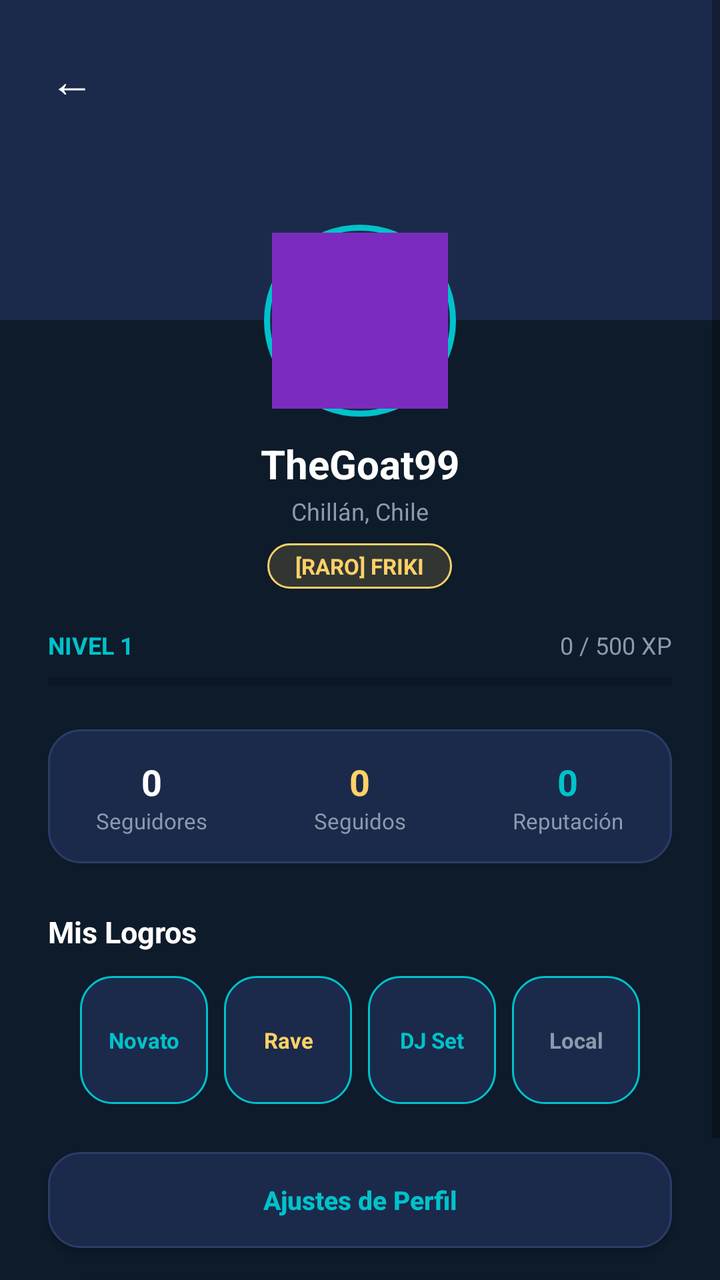
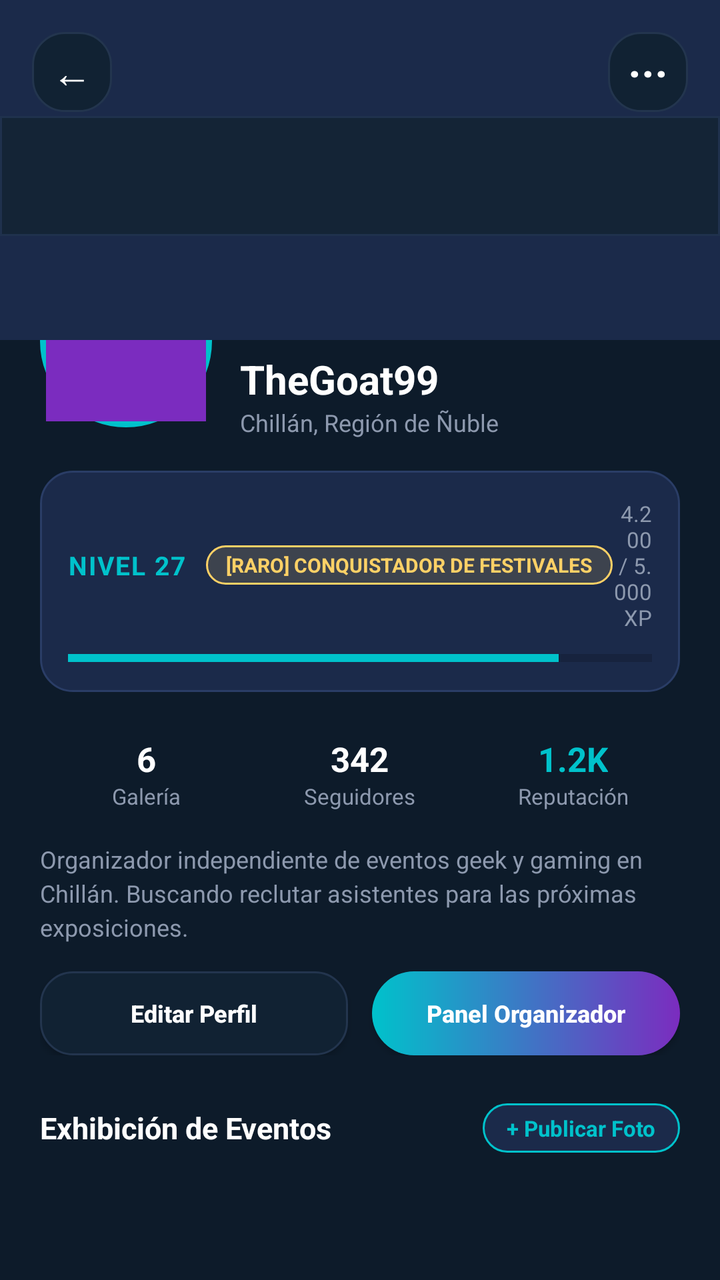

Two renders of the same Android screen: before a commit and after it. Below are the layout's source before the change and the commit's diff.
<!-- AndroidManifest.xml: application theme Theme.Nexura -->
<!-- res/layout/activity_perfil.xml -->
<?xml version="1.0" encoding="utf-8"?>
<androidx.constraintlayout.widget.ConstraintLayout xmlns:android="http://schemas.android.com/apk/res/android"
    xmlns:app="http://schemas.android.com/apk/res-auto"
    xmlns:tools="http://schemas.android.com/tools"
    android:layout_width="match_parent"
    android:layout_height="match_parent"
    android:background="@color/bg_dark"
    tools:context=".ui.Perfil">

    <ScrollView
        android:layout_width="match_parent"
        android:layout_height="0dp"
        android:fillViewport="true"
        app:layout_constraintBottom_toBottomOf="parent"
        app:layout_constraintTop_toTopOf="parent">

        <LinearLayout
            android:layout_width="match_parent"
            android:layout_height="wrap_content"
            android:orientation="vertical"
            android:paddingBottom="30dp">

            
            <androidx.constraintlayout.widget.ConstraintLayout
                android:layout_width="match_parent"
                android:layout_height="160dp"
                android:background="@color/surface_card">

                <TextView
                    android:id="@+id/btnBackPerfil"
                    android:layout_width="40dp"
                    android:layout_height="40dp"
                    android:layout_marginStart="16dp"
                    android:layout_marginTop="20dp"
                    android:gravity="center"
                    android:text="←"
                    android:textColor="@color/text_white"
                    android:textSize="22sp"
                    app:layout_constraintStart_toStartOf="parent"
                    app:layout_constraintTop_toTopOf="parent" />
            </androidx.constraintlayout.widget.ConstraintLayout>

            
            <FrameLayout
                android:layout_width="96dp"
                android:layout_height="96dp"
                android:layout_gravity="center"
                android:layout_marginTop="-48dp"
                android:background="@drawable/avatar"
                android:padding="4dp">

                <View
                    android:layout_width="match_parent"
                    android:layout_height="match_parent"
                    android:background="@color/electric_purple" />
            </FrameLayout>

            
            <TextView
                android:id="@+id/tvProfileGamertag"
                android:layout_width="wrap_content"
                android:layout_height="wrap_content"
                android:layout_gravity="center"
                android:layout_marginTop="10dp"
                android:text="TheGoat99"
                android:textColor="@color/text_white"
                android:textSize="20sp"
                android:textStyle="bold" />

            <TextView
                android:id="@+id/tvProfileLocation"
                android:layout_width="wrap_content"
                android:layout_height="wrap_content"
                android:layout_gravity="center"
                android:layout_marginTop="2dp"
                android:text="Chillán, Chile"
                android:textColor="@color/text_gray"
                android:textSize="12sp" />

            <TextView
                android:id="@+id/tvEquippedTitle"
                android:layout_width="wrap_content"
                android:layout_height="wrap_content"
                android:layout_gravity="center"
                android:layout_marginTop="8dp"
                android:background="@drawable/titulo"
                android:paddingHorizontal="14dp"
                android:paddingVertical="4dp"
                android:text="[RARO] FRIKI"
                android:textColor="@color/trophy_gold"
                android:textSize="11sp"
                android:textStyle="bold" />

            
            <LinearLayout
                android:layout_width="match_parent"
                android:layout_height="wrap_content"
                android:layout_marginHorizontal="24dp"
                android:layout_marginTop="20dp"
                android:orientation="horizontal">

                <TextView
                    android:id="@+id/tvProfileLevel"
                    android:layout_width="wrap_content"
                    android:layout_height="wrap_content"
                    android:text="NIVEL 1"
                    android:textColor="@color/neon_cyan"
                    android:textSize="12sp"
                    android:textStyle="bold" />

                <TextView
                    android:id="@+id/tvXpProgressText"
                    android:layout_width="0dp"
                    android:layout_height="wrap_content"
                    android:layout_weight="1"
                    android:gravity="end"
                    android:text="0 / 500 XP"
                    android:textColor="@color/text_gray"
                    android:textSize="12sp" />
            </LinearLayout>

            <ProgressBar
                android:id="@+id/pbProfileXp"
                style="?android:attr/progressBarStyleHorizontal"
                android:layout_width="match_parent"
                android:layout_height="8dp"
                android:layout_marginHorizontal="24dp"
                android:layout_marginTop="6dp"
                android:max="500"
                android:progress="0"
                android:progressTint="@color/neon_cyan" />

            
            <LinearLayout
                android:layout_width="match_parent"
                android:layout_height="wrap_content"
                android:layout_marginHorizontal="24dp"
                android:layout_marginTop="20dp"
                android:background="@drawable/vitrina"
                android:orientation="horizontal"
                android:paddingVertical="14dp">

                <LinearLayout
                    android:layout_width="0dp"
                    android:layout_height="wrap_content"
                    android:layout_weight="1"
                    android:gravity="center"
                    android:orientation="vertical">

                    <TextView
                        android:id="@+id/tvFollowersCount"
                        android:layout_width="wrap_content"
                        android:layout_height="wrap_content"
                        android:text="0"
                        android:textColor="@color/text_white"
                        android:textSize="18sp"
                        android:textStyle="bold" />

                    <TextView
                        android:layout_width="wrap_content"
                        android:layout_height="wrap_content"
                        android:text="Seguidores"
                        android:textColor="@color/text_gray"
                        android:textSize="11sp" />
                </LinearLayout>

                <LinearLayout
                    android:layout_width="0dp"
                    android:layout_height="wrap_content"
                    android:layout_weight="1"
                    android:gravity="center"
                    android:orientation="vertical">

                    <TextView
                        android:id="@+id/tvFollowingCount"
                        android:layout_width="wrap_content"
                        android:layout_height="wrap_content"
                        android:text="0"
                        android:textColor="@color/trophy_gold"
                        android:textSize="18sp"
                        android:textStyle="bold" />

                    <TextView
                        android:layout_width="wrap_content"
                        android:layout_height="wrap_content"
                        android:text="Seguidos"
                        android:textColor="@color/text_gray"
                        android:textSize="11sp" />
                </LinearLayout>

                <LinearLayout
                    android:layout_width="0dp"
                    android:layout_height="wrap_content"
                    android:layout_weight="1"
                    android:gravity="center"
                    android:orientation="vertical">

                    <TextView
                        android:id="@+id/tvReputationLikesCount"
                        android:layout_width="wrap_content"
                        android:layout_height="wrap_content"
                        android:text="0"
                        android:textColor="@color/neon_cyan"
                        android:textSize="18sp"
                        android:textStyle="bold" />

                    <TextView
                        android:layout_width="wrap_content"
                        android:layout_height="wrap_content"
                        android:text="Reputación"
                        android:textColor="@color/text_gray"
                        android:textSize="11sp" />
                </LinearLayout>
            </LinearLayout>

            
            <TextView
                android:layout_width="wrap_content"
                android:layout_height="wrap_content"
                android:layout_marginHorizontal="24dp"
                android:layout_marginTop="24dp"
                android:text="Mis Logros"
                android:textColor="@color/text_white"
                android:textSize="15sp"
                android:textStyle="bold" />

            <LinearLayout
                android:layout_width="match_parent"
                android:layout_height="wrap_content"
                android:layout_marginHorizontal="24dp"
                android:layout_marginTop="12dp"
                android:gravity="center"
                android:orientation="horizontal">

                <TextView
                    android:layout_width="64dp"
                    android:layout_height="64dp"
                    android:layout_marginEnd="8dp"
                    android:background="@drawable/categoria"
                    android:gravity="center"
                    android:text="Novato"
                    android:textColor="@color/neon_cyan"
                    android:textSize="11sp"
                    android:textStyle="bold" />

                <TextView
                    android:layout_width="64dp"
                    android:layout_height="64dp"
                    android:layout_marginEnd="8dp"
                    android:background="@drawable/categoria"
                    android:gravity="center"
                    android:text="Rave"
                    android:textColor="@color/trophy_gold"
                    android:textSize="11sp"
                    android:textStyle="bold" />

                <TextView
                    android:layout_width="64dp"
                    android:layout_height="64dp"
                    android:layout_marginEnd="8dp"
                    android:background="@drawable/categoria"
                    android:gravity="center"
                    android:text="DJ Set"
                    android:textColor="@color/neon_cyan"
                    android:textSize="11sp"
                    android:textStyle="bold" />

                <TextView
                    android:layout_width="64dp"
                    android:layout_height="64dp"
                    android:background="@drawable/categoria"
                    android:gravity="center"
                    android:text="Local"
                    android:textColor="@color/text_gray"
                    android:textSize="11sp"
                    android:textStyle="bold" />
            </LinearLayout>

            
            <androidx.appcompat.widget.AppCompatButton
                android:id="@+id/btnEditCosmetics"
                android:layout_width="match_parent"
                android:layout_height="48dp"
                android:layout_marginHorizontal="24dp"
                android:layout_marginTop="24dp"
                android:background="@drawable/vitrina"
                android:text="Ajustes de Perfil"
                android:textAllCaps="false"
                android:textColor="@color/neon_cyan"
                android:textSize="13sp"
                android:textStyle="bold" />

            <androidx.appcompat.widget.AppCompatButton
                android:id="@+id/btnGoOrganizerPanel"
                android:layout_width="match_parent"
                android:layout_height="50dp"
                android:layout_marginHorizontal="24dp"
                android:layout_marginTop="16dp"
                android:background="@drawable/boton_gradiante"
                android:text="Panel de Organizador"
                android:textAllCaps="false"
                android:textColor="@color/text_white"
                android:textSize="14sp"
                android:textStyle="bold" />

        </LinearLayout>
    </ScrollView>
</androidx.constraintlayout.widget.ConstraintLayout>
<!-- resources referenced by this layout -->
<resources>
  <color name="bg_dark">#0D1B2A</color>
  <color name="electric_purple">#7B2CBF</color>
  <color name="neon_cyan">#00C2CB</color>
  <color name="surface_card">#1B2A4A</color>
  <color name="text_gray">#8D99AE</color>
  <color name="text_white">#FFFFFF</color>
  <color name="trophy_gold">#FFD166</color>
  <!-- drawable avatar (drawable) -->
  <?xml version="1.0" encoding="utf-8"?>
  <shape xmlns:android="http://schemas.android.com/apk/res/android"
      android:shape="oval">
      <solid android:color="@color/surface_card" />
      <stroke android:width="3dp" android:color="@color/neon_cyan" />
  </shape>
  <!-- drawable boton_gradiante (drawable) -->
  <?xml version="1.0" encoding="utf-8"?>
  <shape xmlns:android="http://schemas.android.com/apk/res/android"
      android:shape="rectangle">
      <gradient
          android:startColor="#00C2CB"
          android:endColor="#7B2CBF"
          android:angle="0" />
      <corners android:radius="24dp" />
  </shape>
  <!-- drawable categoria (drawable) -->
  <?xml version="1.0" encoding="utf-8"?>
  <shape xmlns:android="http://schemas.android.com/apk/res/android"
      android:shape="rectangle">
      <solid android:color="@color/surface_card" />
      <stroke android:width="1dp" android:color="@color/neon_cyan" />
      <corners android:radius="16dp" />
  </shape>
  <!-- drawable titulo (drawable) -->
  <?xml version="1.0" encoding="utf-8"?>
  <shape xmlns:android="http://schemas.android.com/apk/res/android"
      android:shape="rectangle">
      <solid android:color="#26FFD166" />
      <stroke android:width="1dp" android:color="@color/trophy_gold" />
      <corners android:radius="14dp" />
  </shape>
  <!-- drawable vitrina (drawable) -->
  <?xml version="1.0" encoding="utf-8"?>
  <shape xmlns:android="http://schemas.android.com/apk/res/android"
      android:shape="rectangle">
      <solid android:color="@color/surface_card" />
      <stroke android:width="1dp" android:color="#2A3D66" />
      <corners android:radius="16dp" />
  </shape>
  <style name="Theme.Nexura" parent="Theme.MaterialComponents.DayNight.DarkActionBar">
          
          <item name="colorPrimary">@color/purple_500</item>
          <item name="colorPrimaryVariant">@color/purple_700</item>
          <item name="colorOnPrimary">@color/white</item>
          
          <item name="colorSecondary">@color/teal_200</item>
          <item name="colorSecondaryVariant">@color/teal_700</item>
          <item name="colorOnSecondary">@color/black</item>
          
          <item name="android:statusBarColor">?attr/colorPrimaryVariant</item>
          
      </style>
  <color name="purple_500">#FF6200EE</color>
  <color name="purple_700">#FF3700B3</color>
  <color name="white">#FFFFFFFF</color>
  <color name="teal_200">#FF03DAC5</color>
  <color name="teal_700">#FF018786</color>
  <color name="black">#FF000000</color>
</resources>

<!-- the commit's change to res/layout/activity_perfil.xml (unified diff, before → after) -->
@@ -1,5 +1,5 @@
 <?xml version="1.0" encoding="utf-8"?>
-<androidx.constraintlayout.widget.ConstraintLayout xmlns:android="http://schemas.android.com/apk/res/android"
+<androidx.coordinatorlayout.widget.CoordinatorLayout xmlns:android="http://schemas.android.com/apk/res/android"
     xmlns:app="http://schemas.android.com/apk/res-auto"
     xmlns:tools="http://schemas.android.com/tools"
     android:layout_width="match_parent"
@@ -7,138 +7,198 @@
     android:background="@color/bg_dark"
     tools:context=".ui.Perfil">
 
-    <ScrollView
+    <androidx.core.widget.NestedScrollView
         android:layout_width="match_parent"
-        android:layout_height="0dp"
-        android:fillViewport="true"
-        app:layout_constraintBottom_toBottomOf="parent"
-        app:layout_constraintTop_toTopOf="parent">
+        android:layout_height="match_parent"
+        android:fillViewport="true">
 
         <LinearLayout
             android:layout_width="match_parent"
             android:layout_height="wrap_content"
             android:orientation="vertical"
-            android:paddingBottom="30dp">
+            android:paddingBottom="40dp">
 
             
             <androidx.constraintlayout.widget.ConstraintLayout
                 android:layout_width="match_parent"
-                android:layout_height="160dp"
-                android:background="@color/surface_card">
+                android:layout_height="170dp">
+
+                <ImageView
+                    android:id="@+id/ivProfileBanner"
+                    android:layout_width="match_parent"
+                    android:layout_height="match_parent"
+                    android:background="@color/surface_card"
+                    android:scaleType="centerCrop" />
+
+                
+
+                
+                <View
+                    android:layout_width="match_parent"
+                    android:layout_height="60dp"
+                    android:layout_marginBottom="52dp"
+                    android:background="@drawable/nav"
+                    app:layout_constraintBottom_toBottomOf="parent"
+                    tools:layout_editor_absoluteX="0dp" />
 
                 <TextView
                     android:id="@+id/btnBackPerfil"
                     android:layout_width="40dp"
                     android:layout_height="40dp"
                     android:layout_marginStart="16dp"
-                    android:layout_marginTop="20dp"
+                    android:layout_marginTop="16dp"
+                    android:background="@drawable/input"
                     android:gravity="center"
                     android:text="←"
                     android:textColor="@color/text_white"
-                    android:textSize="22sp"
+                    android:textSize="20sp"
                     app:layout_constraintStart_toStartOf="parent"
                     app:layout_constraintTop_toTopOf="parent" />
+
+                
+                <TextView
+                    android:id="@+id/btnMoreOptions"
+                    android:layout_width="40dp"
+                    android:layout_height="40dp"
+                    android:layout_marginEnd="16dp"
+                    android:layout_marginTop="16dp"
+                    android:background="@drawable/input"
+                    android:gravity="center"
+                    android:text="···"
+                    android:textColor="@color/text_white"
+                    android:textSize="22sp"
+                    android:textStyle="bold"
+                    app:layout_constraintEnd_toEndOf="parent"
+                    app:layout_constraintTop_toTopOf="parent" />
             </androidx.constraintlayout.widget.ConstraintLayout>
 
             
-            <FrameLayout
-                android:layout_width="96dp"
-                android:layout_height="96dp"
-                android:layout_gravity="center"
-                android:layout_marginTop="-48dp"
-                android:background="@drawable/avatar"
-                android:padding="4dp">
-
-                <View
+            <androidx.constraintlayout.widget.ConstraintLayout
+                android:layout_width="match_parent"
+                android:layout_height="wrap_content"
+                android:paddingHorizontal="20dp">
+
+                
+                <FrameLayout
+                    android:id="@+id/frameProfileAvatar"
+                    android:layout_width="86dp"
+                    android:layout_height="86dp"
+                    android:layout_marginTop="-43dp"
+                    android:background="@drawable/avatar"
+                    android:padding="3dp"
+                    app:layout_constraintStart_toStartOf="parent"
+                    app:layout_constraintTop_toTopOf="parent">
+
+                    <ImageView
+                        android:id="@+id/ivProfileAvatar"
+                        android:layout_width="match_parent"
+                        android:layout_height="match_parent"
+                        android:background="@color/electric_purple"
+                        android:scaleType="centerCrop" />
+                </FrameLayout>
+
+                
+                <TextView
+                    android:id="@+id/tvProfileGamertag"
+                    android:layout_width="0dp"
+                    android:layout_height="wrap_content"
+                    android:layout_marginStart="14dp"
+                    android:layout_marginTop="6dp"
+                    android:ellipsize="end"
+                    android:maxLines="1"
+                    android:text="TheGoat99"
+                    android:textColor="@color/text_white"
+                    android:textSize="20sp"
+                    android:textStyle="bold"
+                    app:layout_constraintEnd_toEndOf="parent"
+                    app:layout_constraintStart_toEndOf="@id/frameProfileAvatar"
+                    app:layout_constraintTop_toTopOf="parent" />
+
+                <TextView
+                    android:id="@+id/tvProfileLocation"
+                    android:layout_width="0dp"
+                    android:layout_height="wrap_content"
+                    android:layout_marginStart="14dp"
+                    android:text="Chillán, Región de Ñuble"
+                    android:textColor="@color/text_gray"
+                    android:textSize="12sp"
+                    app:layout_constraintEnd_toEndOf="parent"
+                    app:layout_constraintStart_toEndOf="@id/frameProfileAvatar"
+                    app:layout_constraintTop_toBottomOf="@id/tvProfileGamertag" />
+
+            </androidx.constraintlayout.widget.ConstraintLayout>
+
+            
+            <LinearLayout
+                android:layout_width="match_parent"
+                android:layout_height="wrap_content"
+                android:layout_marginHorizontal="20dp"
+                android:layout_marginTop="16dp"
+                android:background="@drawable/vitrina"
+                android:orientation="vertical"
+                android:padding="14dp">
+
+                <LinearLayout
                     android:layout_width="match_parent"
-                    android:layout_height="match_parent"
-                    android:background="@color/electric_purple" />
-            </FrameLayout>
-
-            
-            <TextView
-                android:id="@+id/tvProfileGamertag"
-                android:layout_width="wrap_content"
-                android:layout_height="wrap_content"
-                android:layout_gravity="center"
-                android:layout_marginTop="10dp"
-                android:text="TheGoat99"
-                android:textColor="@color/text_white"
-                android:textSize="20sp"
-                android:textStyle="bold" />
-
-            <TextView
-                android:id="@+id/tvProfileLocation"
-                android:layout_width="wrap_content"
-                android:layout_height="wrap_content"
-                android:layout_gravity="center"
-                android:layout_marginTop="2dp"
-                android:text="Chillán, Chile"
-                android:textColor="@color/text_gray"
-                android:textSize="12sp" />
-
-            <TextView
-                android:id="@+id/tvEquippedTitle"
-                android:layout_width="wrap_content"
-                android:layout_height="wrap_content"
-                android:layout_gravity="center"
-                android:layout_marginTop="8dp"
-                android:background="@drawable/titulo"
-                android:paddingHorizontal="14dp"
-                android:paddingVertical="4dp"
-                android:text="[RARO] FRIKI"
-                android:textColor="@color/trophy_gold"
-                android:textSize="11sp"
-                android:textStyle="bold" />
+                    android:layout_height="wrap_content"
+                    android:gravity="center_vertical"
+                    android:orientation="horizontal">
+
+                    <TextView
+                        android:id="@+id/tvProfileLevel"
+                        android:layout_width="wrap_content"
+                        android:layout_height="wrap_content"
+                        android:letterSpacing="0.05"
+                        android:text="NIVEL 27"
+                        android:textColor="@color/neon_cyan"
+                        android:textSize="13sp"
+                        android:textStyle="bold" />
+
+                    
+                    <TextView
+                        android:id="@+id/tvEquippedTitle"
+                        android:layout_width="wrap_content"
+                        android:layout_height="wrap_content"
+                        android:layout_marginStart="10dp"
+                        android:background="@drawable/titulo"
+                        android:paddingHorizontal="10dp"
+                        android:paddingVertical="3dp"
+                        android:text="[RARO] CONQUISTADOR DE FESTIVALES"
+                        android:textColor="@color/trophy_gold"
+                        android:textSize="10sp"
+                        android:textStyle="bold" />
+
+                    <TextView
+                        android:id="@+id/tvXpProgressText"
+                        android:layout_width="0dp"
+                        android:layout_height="wrap_content"
+                        android:layout_weight="1"
+                        android:gravity="end"
+                        android:text="4.200 / 5.000 XP"
+                        android:textColor="@color/text_gray"
+                        android:textSize="11sp" />
+                </LinearLayout>
+
+                <ProgressBar
+                    android:id="@+id/pbProfileXp"
+                    style="?android:attr/progressBarStyleHorizontal"
+                    android:layout_width="match_parent"
+                    android:layout_height="6dp"
+                    android:layout_marginTop="10dp"
+                    android:max="5000"
+                    android:progress="4200"
+                    android:progressTint="@color/neon_cyan" />
+            </LinearLayout>
 
             
             <LinearLayout
                 android:layout_width="match_parent"
                 android:layout_height="wrap_content"
-                android:layout_marginHorizontal="24dp"
-                android:layout_marginTop="20dp"
-                android:orientation="horizontal">
-
-                <TextView
-                    android:id="@+id/tvProfileLevel"
-                    android:layout_width="wrap_content"
-                    android:layout_height="wrap_content"
-                    android:text="NIVEL 1"
-                    android:textColor="@color/neon_cyan"
-                    android:textSize="12sp"
-                    android:textStyle="bold" />
-
-                <TextView
-                    android:id="@+id/tvXpProgressText"
-                    android:layout_width="0dp"
-                    android:layout_height="wrap_content"
-                    android:layout_weight="1"
-                    android:gravity="end"
-                    android:text="0 / 500 XP"
-                    android:textColor="@color/text_gray"
-                    android:textSize="12sp" />
-            </LinearLayout>
-
-            <ProgressBar
-                android:id="@+id/pbProfileXp"
-                style="?android:attr/progressBarStyleHorizontal"
-                android:layout_width="match_parent"
-                android:layout_height="8dp"
-                android:layout_marginHorizontal="24dp"
-                android:layout_marginTop="6dp"
-                android:max="500"
-                android:progress="0"
-                android:progressTint="@color/neon_cyan" />
-
-            
-            <LinearLayout
-                android:layout_width="match_parent"
-                android:layout_height="wrap_content"
-                android:layout_marginHorizontal="24dp"
-                android:layout_marginTop="20dp"
-                android:background="@drawable/vitrina"
+                android:layout_marginHorizontal="20dp"
+                android:layout_marginTop="14dp"
+                android:gravity="center"
                 android:orientation="horizontal"
-                android:paddingVertical="14dp">
+                android:paddingVertical="8dp">
 
                 <LinearLayout
                     android:layout_width="0dp"
@@ -148,12 +208,36 @@
                     android:orientation="vertical">
 
                     <TextView
+                        android:id="@+id/tvPostsCount"
+                        android:layout_width="wrap_content"
+                        android:layout_height="wrap_content"
+                        android:text="6"
+                        android:textColor="@color/text_white"
+                        android:textSize="17sp"
+                        android:textStyle="bold" />
+
+                    <TextView
+                        android:layout_width="wrap_content"
+                        android:layout_height="wrap_content"
+                        android:text="Galería"
+                        android:textColor="@color/text_gray"
+                        android:textSize="11sp" />
+                </LinearLayout>
+
+                <LinearLayout
+                    android:layout_width="0dp"
+                    android:layout_height="wrap_content"
+                    android:layout_weight="1"
+                    android:gravity="center"
+                    android:orientation="vertical">
+
+                    <TextView
                         android:id="@+id/tvFollowersCount"
                         android:layout_width="wrap_content"
                         android:layout_height="wrap_content"
-                        android:text="0"
+                        android:text="342"
                         android:textColor="@color/text_white"
-                        android:textSize="18sp"
+                        android:textSize="17sp"
                         android:textStyle="bold" />
 
                     <TextView
@@ -172,36 +256,12 @@
                     android:orientation="vertical">
 
                     <TextView
-                        android:id="@+id/tvFollowingCount"
-                        android:layout_width="wrap_content"
-                        android:layout_height="wrap_content"
-                        android:text="0"
-                        android:textColor="@color/trophy_gold"
-                        android:textSize="18sp"
-                        android:textStyle="bold" />
-
-                    <TextView
-                        android:layout_width="wrap_content"
-                        android:layout_height="wrap_content"
-                        android:text="Seguidos"
-                        android:textColor="@color/text_gray"
-                        android:textSize="11sp" />
-                </LinearLayout>
-
-                <LinearLayout
-                    android:layout_width="0dp"
-                    android:layout_height="wrap_content"
-                    android:layout_weight="1"
-                    android:gravity="center"
-                    android:orientation="vertical">
-
-                    <TextView
                         android:id="@+id/tvReputationLikesCount"
                         android:layout_width="wrap_content"
                         android:layout_height="wrap_content"
-                        android:text="0"
+                        android:text="1.2K"
                         android:textColor="@color/neon_cyan"
-                        android:textSize="18sp"
+                        android:textSize="17sp"
                         android:textStyle="bold" />
 
                     <TextView
@@ -215,94 +275,92 @@
 
             
             <TextView
-                android:layout_width="wrap_content"
-                android:layout_height="wrap_content"
-                android:layout_marginHorizontal="24dp"
+                android:id="@+id/tvProfileBio"
+                android:layout_width="match_parent"
+                android:layout_height="wrap_content"
+                android:layout_marginHorizontal="20dp"
+                android:layout_marginTop="8dp"
+                android:lineSpacingExtra="3dp"
+                android:text="Organizador independiente de eventos geek y gaming en Chillán. Buscando reclutar asistentes para las próximas exposiciones."
+                android:textColor="@color/text_gray"
+                android:textSize="12sp" />
+
+            
+            <LinearLayout
+                android:layout_width="match_parent"
+                android:layout_height="wrap_content"
+                android:layout_marginHorizontal="20dp"
+                android:layout_marginTop="14dp"
+                android:orientation="horizontal">
+
+                <androidx.appcompat.widget.AppCompatButton
+                    android:id="@+id/btnQuickEdit"
+                    android:layout_width="0dp"
+                    android:layout_height="42dp"
+                    android:layout_marginEnd="6dp"
+                    android:layout_weight="1"
+                    android:background="@drawable/input"
+                    android:text="Editar Perfil"
+                    android:textAllCaps="false"
+                    android:textColor="@color/text_white"
+                    android:textSize="12sp"
+                    android:textStyle="bold" />
+
+                <androidx.appcompat.widget.AppCompatButton
+                    android:id="@+id/btnGoOrganizerPanel"
+                    android:layout_width="0dp"
+                    android:layout_height="42dp"
+                    android:layout_marginStart="6dp"
+                    android:layout_weight="1"
+                    android:background="@drawable/boton_gradiante"
+                    android:text="Panel Organizador"
+                    android:textAllCaps="false"
+                    android:textColor="@color/text_white"
+                    android:textSize="12sp"
+                    android:textStyle="bold" />
+            </LinearLayout>
+
+            
+            <LinearLayout
+                android:layout_width="match_parent"
+                android:layout_height="wrap_content"
+                android:layout_marginHorizontal="20dp"
                 android:layout_marginTop="24dp"
-                android:text="Mis Logros"
-                android:textColor="@color/text_white"
-                android:textSize="15sp"
-                android:textStyle="bold" />
-
-            <LinearLayout
-                android:layout_width="match_parent"
-                android:layout_height="wrap_content"
-                android:layout_marginHorizontal="24dp"
-                android:layout_marginTop="12dp"
-                android:gravity="center"
+                android:gravity="center_vertical"
                 android:orientation="horizontal">
 
                 <TextView
-                    android:layout_width="64dp"
-                    android:layout_height="64dp"
-                    android:layout_marginEnd="8dp"
+                    android:layout_width="0dp"
+                    android:layout_height="wrap_content"
+                    android:layout_weight="1"
+                    android:text="Exhibición de Eventos"
+                    android:textColor="@color/text_white"
+                    android:textSize="15sp"
+                    android:textStyle="bold" />
+
+                <TextView
+                    android:id="@+id/btnPostPhoto"
+                    android:layout_width="wrap_content"
+                    android:layout_height="wrap_content"
                     android:background="@drawable/categoria"
-                    android:gravity="center"
-                    android:text="Novato"
+                    android:paddingHorizontal="12dp"
+                    android:paddingVertical="5dp"
+                    android:text="+ Publicar Foto"
                     android:textColor="@color/neon_cyan"
                     android:textSize="11sp"
                     android:textStyle="bold" />
-
-                <TextView
-                    android:layout_width="64dp"
-                    android:layout_height="64dp"
-                    android:layout_marginEnd="8dp"
-                    android:background="@drawable/categoria"
-                    android:gravity="center"
-                    android:text="Rave"
-                    android:textColor="@color/trophy_gold"
-                    android:textSize="11sp"
-                    android:textStyle="bold" />
-
-                <TextView
-                    android:layout_width="64dp"
-                    android:layout_height="64dp"
-                    android:layout_marginEnd="8dp"
-                    android:background="@drawable/categoria"
-                    android:gravity="center"
-                    android:text="DJ Set"
-                    android:textColor="@color/neon_cyan"
-                    android:textSize="11sp"
-                    android:textStyle="bold" />
-
-                <TextView
-                    android:layout_width="64dp"
-                    android:layout_height="64dp"
-                    android:background="@drawable/categoria"
-                    android:gravity="center"
-                    android:text="Local"
-                    android:textColor="@color/text_gray"
-                    android:textSize="11sp"
-                    android:textStyle="bold" />
             </LinearLayout>
 
             
-            <androidx.appcompat.widget.AppCompatButton
-                android:id="@+id/btnEditCosmetics"
-                android:layout_width="match_parent"
-                android:layout_height="48dp"
-                android:layout_marginHorizontal="24dp"
-                android:layout_marginTop="24dp"
-                android:background="@drawable/vitrina"
-                android:text="Ajustes de Perfil"
-                android:textAllCaps="false"
-                android:textColor="@color/neon_cyan"
-                android:textSize="13sp"
-                android:textStyle="bold" />
-
-            <androidx.appcompat.widget.AppCompatButton
-                android:id="@+id/btnGoOrganizerPanel"
-                android:layout_width="match_parent"
-                android:layout_height="50dp"
-                android:layout_marginHorizontal="24dp"
-                android:layout_marginTop="16dp"
-                android:background="@drawable/boton_gradiante"
-                android:text="Panel de Organizador"
-                android:textAllCaps="false"
-                android:textColor="@color/text_white"
-                android:textSize="14sp"
-                android:textStyle="bold" />
+            <androidx.recyclerview.widget.RecyclerView
+                android:id="@+id/rvProfileGallery"
+                android:layout_width="match_parent"
+                android:layout_height="wrap_content"
+                android:layout_marginTop="12dp"
+                android:nestedScrollingEnabled="false"
+                android:paddingHorizontal="18dp" />
 
         </LinearLayout>
-    </ScrollView>
-</androidx.constraintlayout.widget.ConstraintLayout>
+    </androidx.core.widget.NestedScrollView>
+
+</androidx.coordinatorlayout.widget.CoordinatorLayout>
<!-- resource entries referenced after the edit -->
@@ -32,6 +32,23 @@
       <stroke android:width="1dp" android:color="@color/neon_cyan" />
       <corners android:radius="16dp" />
   </shape>
+  <!-- drawable input (drawable) -->
+  <?xml version="1.0" encoding="utf-8"?>
+  <shape xmlns:android="http://schemas.android.com/apk/res/android"
+      android:shape="rectangle">
+      <solid android:color="@color/input_bg" />
+      <stroke
+          android:width="1dp"
+          android:color="#23354E" />
+      <corners android:radius="16dp" />
+  </shape>
+  <!-- drawable nav (drawable) -->
+  <?xml version="1.0" encoding="utf-8"?>
+  <shape xmlns:android="http://schemas.android.com/apk/res/android"
+      android:shape="rectangle">
+      <solid android:color="@color/surface_dark" />
+      <stroke android:width="1dp" android:color="#1F314D" />
+  </shape>
   <!-- drawable titulo (drawable) -->
   <?xml version="1.0" encoding="utf-8"?>
   <shape xmlns:android="http://schemas.android.com/apk/res/android"
@@ -61,6 +78,8 @@
           <item name="android:statusBarColor">?attr/colorPrimaryVariant</item>
           
       </style>
+  <color name="input_bg">#112233</color>
+  <color name="surface_dark">#142436</color>
   <color name="purple_500">#FF6200EE</color>
   <color name="purple_700">#FF3700B3</color>
   <color name="white">#FFFFFFFF</color>
